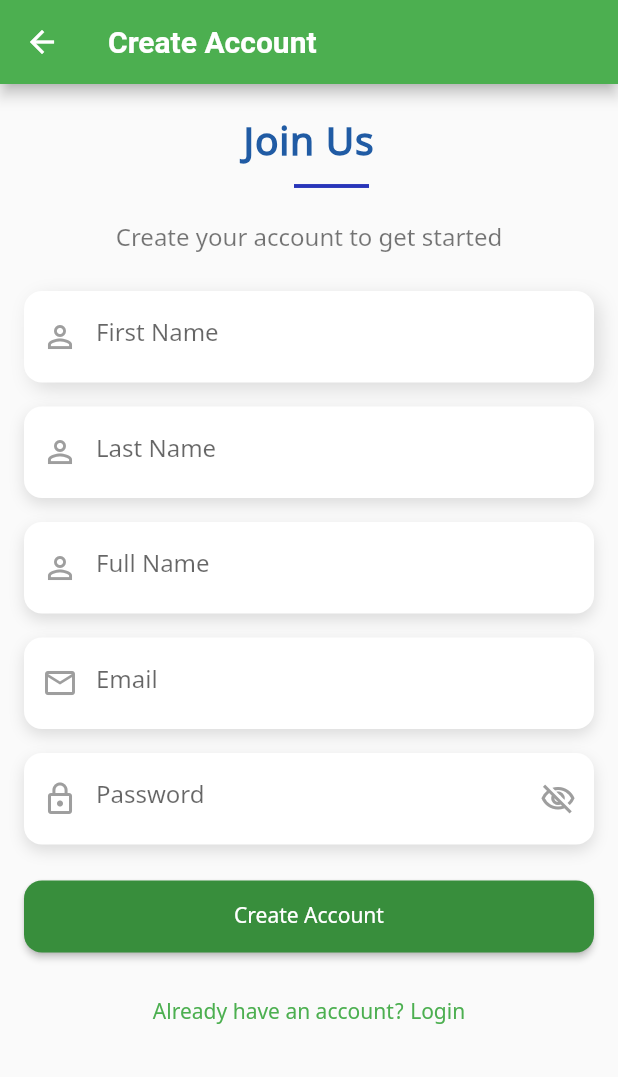
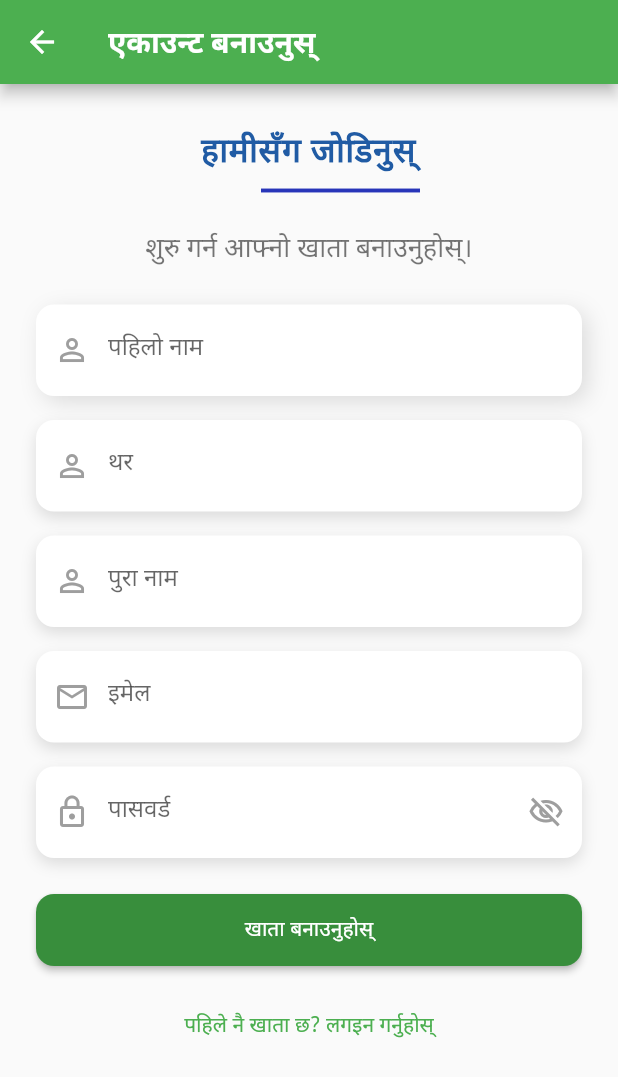
Before and after one commit to ishangrg66/flutter_MeroDin, a Flutter app: the LoginPage screen opened directly, after a tap on "Login", after a tap on "खाता छैन? एउटा बनाउनुहोस्", on a phone screen of 412 x 824 dp. Shown: the top 1077 px of the screen. Run offline on Flutter 3.47's test engine with Material 3 defaults, Android fonts, the light colour scheme and no system bars; our stand-ins replace dio, flutter_bloc, get_it, google_fonts, internet_connection_checker, shared_preferences and 2 more; missing offline and left inert: nepali_date_picker, nepali_utils; accounts and stored records are empty; network calls fail.

Commit message:
Font changes in Login and signup

```diff
--- a/lib/features/auth/presentation/pages/login_screen.dart
+++ b/lib/features/auth/presentation/pages/login_screen.dart
@@ -6,6 +6,7 @@ import 'package:mero_din_app/features/auth/presentation/bloc/auth_event.dart';
 import 'package:mero_din_app/features/auth/presentation/bloc/auth_state.dart';
 import 'package:mero_din_app/features/auth/presentation/pages/signup_screen.dart';
 import 'package:mero_din_app/features/dashboard/dashboard_screen.dart';
+import 'package:google_fonts/google_fonts.dart';
 
 class LoginPage extends StatefulWidget {
   const LoginPage({super.key});
@@ -45,7 +46,10 @@ class _LoginPageState extends State<LoginPage> {
           body: Container(
             decoration: const BoxDecoration(
               gradient: LinearGradient(
-                colors: [Color.fromARGB(255, 90, 143, 208), Color.fromARGB(255, 139, 139, 211)],
+                colors: [
+                  Color.fromARGB(255, 90, 143, 208),
+                  Color.fromARGB(255, 139, 139, 211),
+                ],
                 begin: Alignment.topCenter,
                 end: Alignment.bottomCenter,
               ),
@@ -92,13 +96,20 @@ class _LoginPageState extends State<LoginPage> {
                             ),
                           ),
                           const SizedBox(height: 30),
-                          const Text(
+                          Text(
                             'मेरो दिन',
-                            style: TextStyle(
-                              fontSize: 28,
-                              fontWeight: FontWeight.bold,
-                              letterSpacing: 1.2,
-                              color: Colors.white, // contrast against gradient
+                            style: GoogleFonts.montserrat(
+                              fontWeight: FontWeight.w800,
+                              fontSize: 38,
+                              color: const Color.fromARGB(255, 255, 255, 255),
+                              // letterSpacing: ,
+                              shadows: [
+                                Shadow(
+                                  offset: Offset(2, 2),
+                                  blurRadius: 3,
+                                  color: Colors.black45,
+                                ),
+                              ],
                             ),
                           ),
                         ],
@@ -110,7 +121,7 @@ class _LoginPageState extends State<LoginPage> {
                             'Make Today Count',
                             textAlign: TextAlign.center,
                             style: TextStyle(
-                              fontSize: 24,
+                              fontSize: 20,
                               fontWeight: FontWeight.w700,
                               color: Colors.white,
                               letterSpacing: 0.5,
@@ -121,7 +132,7 @@ class _LoginPageState extends State<LoginPage> {
                             'One app to plan, track, and celebrate your day.',
                             textAlign: TextAlign.center,
                             style: TextStyle(
-                              fontSize: 16,
+                              fontSize: 14,
                               fontWeight: FontWeight.w400,
                               color: Colors.white70,
                               height: 1.5,
@@ -151,7 +162,7 @@ class _LoginPageState extends State<LoginPage> {
                       TextFormField(
                         controller: _emailController,
                         decoration: InputDecoration(
-                          labelText: 'Email',
+                          labelText: 'इमेल',
                           filled: true,
                           fillColor: Colors.white.withOpacity(0.9),
                           border: OutlineInputBorder(
@@ -164,7 +175,7 @@ class _LoginPageState extends State<LoginPage> {
                           ),
                         ),
                         validator: (value) =>
-                            value!.isEmpty ? 'Enter your email' : null,
+                            value!.isEmpty ? 'तपाईंको इमेल लेख्नुहोस्' : null,
                       ),
                       const SizedBox(height: 16),
 
@@ -173,7 +184,7 @@ class _LoginPageState extends State<LoginPage> {
                         controller: _passwordController,
                         obscureText: _obscurePassword,
                         decoration: InputDecoration(
-                          labelText: 'Password',
+                          labelText: 'पासवर्ड',
                           filled: true,
                           fillColor: Colors.white.withOpacity(0.9),
                           border: OutlineInputBorder(
@@ -198,8 +209,9 @@ class _LoginPageState extends State<LoginPage> {
                             },
                           ),
                         ),
-                        validator: (value) =>
-                            value!.isEmpty ? 'Enter your password' : null,
+                        validator: (value) => value!.isEmpty
+                            ? 'तपाईंको पासवर्ड लेख्नुहोस्।'
+                            : null,
                       ),
                       const SizedBox(height: 24),
 
@@ -228,7 +240,15 @@ class _LoginPageState extends State<LoginPage> {
                                   borderRadius: BorderRadius.circular(12),
                                 ),
                               ),
-                              child: const Text('Login'),
+                              child: const Text(
+                                'Login',
+                                style: TextStyle(
+                                  fontSize: 18,
+                                  fontWeight: FontWeight.bold,
+                                  decoration: TextDecoration.none,
+                                  color: Colors.white,
+                                ),
+                              ),
                             ),
                       const SizedBox(height: 16),
 
--- a/lib/features/auth/presentation/pages/signup_screen.dart
+++ b/lib/features/auth/presentation/pages/signup_screen.dart
@@ -54,10 +54,10 @@ class _SignUpPageState extends State<SignUpPage> {
       },
       builder: (context, state) {
         return Scaffold(
-          appBar: AppBar(title: const Text('Create Account')),
+          appBar: AppBar(title: const Text('एकाउन्ट बनाउनुस्')),
           body: SingleChildScrollView(
             child: Padding(
-              padding: const EdgeInsets.all(16),
+              padding: const EdgeInsets.all(24),
               child: Form(
                 key: _formKey,
                 child: Column(
@@ -70,10 +70,10 @@ class _SignUpPageState extends State<SignUpPage> {
                           padding: const EdgeInsets.all(8.0),
                           child: Center(
                             child: const Text(
-                              'Join Us',
+                              'हामीसँग जोडिनुस्',
                               textAlign: TextAlign.center,
                               style: TextStyle(
-                                fontSize: 26, // slightly bigger
+                                fontSize: 22, // slightly bigger
                                 fontWeight:
                                     FontWeight.bold, // stronger emphasis
                                 color: Color.fromARGB(
@@ -91,18 +91,18 @@ class _SignUpPageState extends State<SignUpPage> {
                           thickness: 2.6,
                           color: Color.fromARGB(255, 40, 53, 185),
                           height: 4,
-                          endIndent: 150,
-                          indent: 180,
+                          endIndent: 108,
+                          indent: 150,
                         ),
-                        const SizedBox(height: 22), // more breathing space
+                        const SizedBox(height: 20), // more breathing space
                         const Text(
-                          'Create your account to get started',
+                          'शुरु गर्न आफ्नो खाता बनाउनुहोस्।',
                           textAlign: TextAlign.center,
                           style: TextStyle(
-                            fontSize: 16,
+                            fontSize: 18,
                             fontWeight: FontWeight.w400,
                             color: Colors.black54,
-                            height: 1.5,
+                            height: 1.8,
                           ),
                         ),
                         const SizedBox(
@@ -117,7 +117,7 @@ class _SignUpPageState extends State<SignUpPage> {
                         boxShadow: [
                           BoxShadow(
                             color: Colors.black12,
-                            blurRadius: 10,
+                            blurRadius: 12,
                             offset: Offset(4, 4),
                           ),
                         ],
@@ -125,7 +125,48 @@ class _SignUpPageState extends State<SignUpPage> {
                       child: TextFormField(
                         controller: _firstNameController,
                         decoration: InputDecoration(
-                          labelText: 'First Name',
+                          labelText: 'पहिलो नाम',
+                          filled: true,
+                          fillColor: Colors.white,
+                          border: OutlineInputBorder(
+                            borderRadius: BorderRadius.circular(12),
+                            borderSide: BorderSide.none,
+                          ),
+                          prefixIcon: const Icon(
+                            Icons.person_outline,
+                            color: Colors.grey,
+                          ),
+                          focusedBorder: OutlineInputBorder(
+                            borderRadius: BorderRadius.circular(12),
+                            borderSide: BorderSide(
+                              color: Color.fromARGB(255, 158, 224, 156),
+                              width: 2,
+                            ),
+                          ),
+                        ),
+                        validator: (value) => value!.isEmpty
+                            ? 'तपाईंको पहिलो नाम लेख्नुहोस्'
+                            : null,
+                      ),
+                    ),
+                    const SizedBox(height: 16),
+
+                    // Last Name
+                    Container(
+                      decoration: BoxDecoration(
+                        borderRadius: BorderRadius.circular(12),
+                        boxShadow: [
+                          BoxShadow(
+                            color: Colors.black12,
+                            blurRadius: 8,
+                            offset: Offset(0, 4),
+                          ),
+                        ],
+                      ),
+                      child: TextFormField(
+                        controller: _lastNameController,
+                        decoration: InputDecoration(
+                          labelText: 'थर',
                           filled: true,
                           fillColor: Colors.white,
                           border: OutlineInputBorder(
@@ -145,47 +186,7 @@ class _SignUpPageState extends State<SignUpPage> {
                           ),
                         ),
                         validator: (value) =>
-                            value!.isEmpty ? 'Enter your first name' : null,
-                      ),
-                    ),
-                    const SizedBox(height: 16),
-
-                    // Last Name
-                    Container(
-                      decoration: BoxDecoration(
-                        borderRadius: BorderRadius.circular(12),
-                        boxShadow: [
-                          BoxShadow(
-                            color: Colors.black12,
-                            blurRadius: 8,
-                            offset: Offset(0, 4),
-                          ),
-                        ],
-                      ),
-                      child: TextFormField(
-                        controller: _lastNameController,
-                        decoration: InputDecoration(
-                          labelText: 'Last Name',
-                          filled: true,
-                          fillColor: Colors.white,
-                          border: OutlineInputBorder(
-                            borderRadius: BorderRadius.circular(12),
-                            borderSide: BorderSide.none,
-                          ),
-                          prefixIcon: const Icon(
-                            Icons.person_outline,
-                            color: Colors.grey,
-                          ),
-                          focusedBorder: OutlineInputBorder(
-                            borderRadius: BorderRadius.circular(12),
-                            borderSide: BorderSide(
-                              color: Color.fromARGB(255, 158, 224, 156),
-                              width: 2,
-                            ),
-                          ),
-                        ),
-                        validator: (value) =>
-                            value!.isEmpty ? 'Enter your last name' : null,
+                            value!.isEmpty ? 'तपाईंको थर लेख्नुहोस्' : null,
                       ),
                     ),
                     const SizedBox(height: 16),
@@ -205,7 +206,7 @@ class _SignUpPageState extends State<SignUpPage> {
                       child: TextFormField(
                         controller: _userNameController,
                         decoration: InputDecoration(
-                          labelText: 'Full Name',
+                          labelText: 'पुरा नाम',
                           filled: true,
                           fillColor: Colors.white,
                           border: OutlineInputBorder(
@@ -224,8 +225,9 @@ class _SignUpPageState extends State<SignUpPage> {
                             ),
                           ),
                         ),
-                        validator: (value) =>
-                            value!.isEmpty ? 'Enter your name' : null,
+                        validator: (value) => value!.isEmpty
+                            ? 'तपाईंको पूरा नाम लेख्नुहोस्'
+                            : null,
                       ),
                     ),
                     const SizedBox(height: 16),
@@ -245,7 +247,7 @@ class _SignUpPageState extends State<SignUpPage> {
                       child: TextFormField(
                         controller: _emailController,
                         decoration: InputDecoration(
-                          labelText: 'Email',
+                          labelText: 'इमेल',
                           filled: true,
                           fillColor: Colors.white,
                           border: OutlineInputBorder(
@@ -265,7 +267,7 @@ class _SignUpPageState extends State<SignUpPage> {
                           ),
                         ),
                         validator: (value) =>
-                            value!.isEmpty ? 'Enter your email' : null,
+                            value!.isEmpty ? 'तपाईंको इमेल लेख्नुहोस्' : null,
                       ),
                     ),
                     const SizedBox(height: 16),
@@ -286,7 +288,7 @@ class _SignUpPageState extends State<SignUpPage> {
                         controller: _passwordController,
                         obscureText: _obscurePassword,
                         decoration: InputDecoration(
-                          labelText: 'Password',
+                          labelText: 'पासवर्ड',
                           filled: true,
                           fillColor: Colors.white,
                           border: OutlineInputBorder(
@@ -319,7 +321,7 @@ class _SignUpPageState extends State<SignUpPage> {
                           ),
                         ),
                         validator: (value) => value!.length < 6
-                            ? 'Password must be at least 6 characters'
+                            ? 'पासवर्ड कम्तीमा ६ वटा अक्षर हुनु पर्छ।'
                             : null,
                       ),
                     ),
@@ -360,7 +362,7 @@ class _SignUpPageState extends State<SignUpPage> {
                           borderRadius: BorderRadius.circular(12),
                         ),
                       ),
-                      child: const Text('Create Account'),
+                      child: const Text('खाता बनाउनुहोस्'),
                     ),
                     const SizedBox(height: 16),
 
@@ -374,7 +376,7 @@ class _SignUpPageState extends State<SignUpPage> {
                             ),
                           );
                         },
-                        child: const Text("Already have an account? Login"),
+                        child: const Text("पहिले नै खाता छ? लगइन गर्नुहोस्"),
                       ),
                     ),
                   ],
--- a/lib/features/currentTeamInfo/presentation/pages/current_team_info.dart
+++ b/lib/features/currentTeamInfo/presentation/pages/current_team_info.dart
@@ -180,8 +180,8 @@ class _CurrentTeamInfoScreenState extends State<CurrentTeamInfoScreen>
                           252,
                           252,
                           252,
-                        ).withOpacity(0.3),
-                        blurRadius: 10,
+                        ).withOpacity(0.2),
+                        blurRadius: 20,
                         offset: const Offset(0, 4),
                       ),
                     ],
--- a/lib/features/currentTeamInfo/presentation/pages/team_member_detail.dart
+++ b/lib/features/currentTeamInfo/presentation/pages/team_member_detail.dart
@@ -130,36 +130,36 @@ class _TeamMemberDetailPageState extends State<TeamMemberDetailPage> {
                 ),
                 elevation: 4,
                 child: Padding(
-                  padding: const EdgeInsets.all(16),
+                  padding: const EdgeInsets.all(18),
                   child: Column(
                     children: [
                       _buildDetailRow('Team Name', team.teamName),
                       Divider(
                         height: 18,
-                        thickness: 0.5,
-                        endIndent: 20,
-                        indent: 20,
+                        // thickness: 0.5,
+                        endIndent: 10,
+                        indent: 10,
                       ),
                       _buildDetailRow('Team Code', team.teamCode),
                       Divider(
                         height: 18,
-                        thickness: 0.5,
-                        endIndent: 20,
-                        indent: 20,
+                        // thickness: 0.5,
+                        endIndent: 10,
+                        indent: 10,
                       ),
                       _buildDetailRow('User ID', team.userID.toString()),
                       Divider(
                         height: 18,
-                        thickness: 0.5,
-                        endIndent: 20,
-                        indent: 20,
+                        // thickness: 0.5,
+                        endIndent: 10,
+                        indent: 10,
                       ),
                       _buildDetailRow('Role', _roleText(team.role)),
                       Divider(
                         height: 18,
-                        thickness: 0.5,
-                        endIndent: 20,
-                        indent: 20,
+                        // thickness: 0.5,
+                        endIndent: 10,
+                        indent: 10,
                       ),
                       _buildDetailRow(
                         'Record Status',
@@ -167,9 +167,9 @@ class _TeamMemberDetailPageState extends State<TeamMemberDetailPage> {
                       ),
                       Divider(
                         height: 18,
-                        thickness: 0.5,
-                        endIndent: 20,
-                        indent: 20,
+                        // thickness: 0.5,
+                        endIndent: 10,
+                        indent: 10,
                       ),
                     ],
                   ),
```
